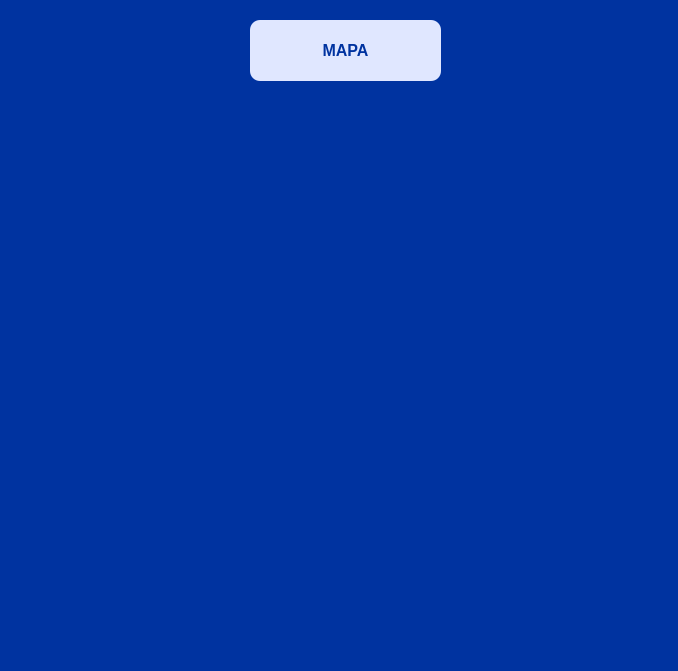
Before: the Qt Designer form code/templates/Frames/cadastrar.ui in ArielAraujo18/ProjetoAcude, drawn with Qt 5.
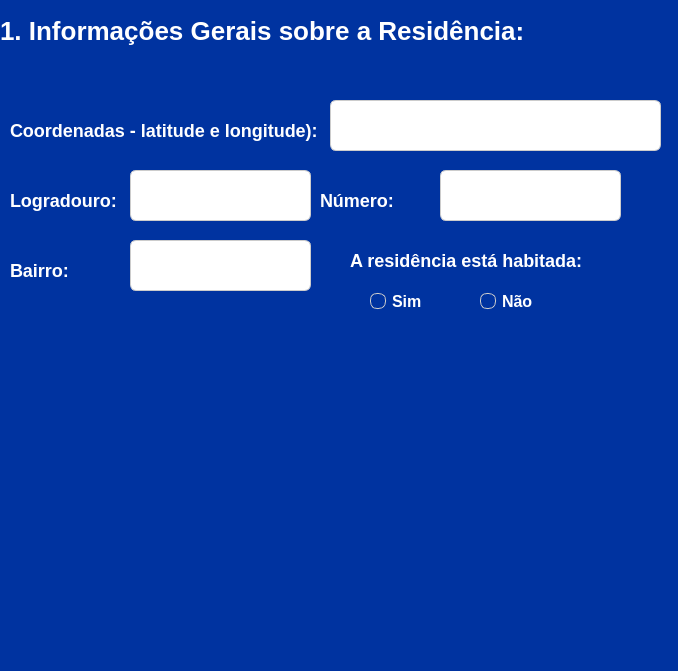
After: the same form once the commit is applied.

Commit message: Elaboração dos protótipos

```diff
--- a/code/templates/Frames/cadastrar.ui
+++ b/code/templates/Frames/cadastrar.ui
@@ -18,36 +18,296 @@
 	background: #0033A0;
 }</string>
   </property>
-  <widget class="QPushButton" name="pushButton_4">
+  <widget class="QLabel" name="label">
    <property name="geometry">
     <rect>
-     <x>250</x>
-     <y>20</y>
-     <width>191</width>
-     <height>61</height>
+     <x>10</x>
+     <y>110</y>
+     <width>311</width>
+     <height>41</height>
     </rect>
    </property>
    <property name="styleSheet">
-    <string notr="true">QPushButton {
-    background-color: #E0E7FF;
-    color: #0033A0;
+    <string notr="true">QLabel {
+    color: #FFFFFF;
+    font-size: 18px;
+    font-weight: 500;
+    background: transparent;
+    qproperty-alignment: 'AlignCenter';
+}
+</string>
+   </property>
+   <property name="text">
+    <string>Coordenadas - latitude e longitude):</string>
+   </property>
+  </widget>
+  <widget class="QLineEdit" name="lineEdit">
+   <property name="geometry">
+    <rect>
+     <x>330</x>
+     <y>100</y>
+     <width>331</width>
+     <height>51</height>
+    </rect>
+   </property>
+   <property name="styleSheet">
+    <string notr="true">QLineEdit {
+    background-color: #FFFFFF;  
+    color: #1E1E1E;             
     font-size: 16px;
-    font-weight: 600;
-    font-family: &quot;Segoe UI&quot;, Tahoma, Geneva, Verdana, sans-serif;
-    padding: 10px 22px;
-    border: none;
-    border-radius: 10px;
-    box-shadow: 2px 2px 6px rgba(0, 0, 0, 0.3);
+    padding: 6px 10px;
+    border: 1px solid #CCCCCC;
+    border-radius: 6px;
 }
-QPushButton:hover {
-    background-color: #C7D2FE;
+</string>
+   </property>
+  </widget>
+  <widget class="QLabel" name="label_8">
+   <property name="geometry">
+    <rect>
+     <x>0</x>
+     <y>10</y>
+     <width>681</width>
+     <height>41</height>
+    </rect>
+   </property>
+   <property name="styleSheet">
+    <string notr="true">QLabel {
+    color: #FFFFFF;
+    font-size: 26px;
+    font-weight: 500;
+    background: transparent;
+    qproperty-alignment: 'AlignCenter';
 }
-QPushButton:pressed {
-    background-color: #A5B4FC;
-}</string>
+</string>
    </property>
    <property name="text">
-    <string>MAPA</string>
+    <string>1. Informações Gerais sobre a Residência:</string>
+   </property>
+  </widget>
+  <widget class="QLabel" name="label_2">
+   <property name="geometry">
+    <rect>
+     <x>10</x>
+     <y>180</y>
+     <width>121</width>
+     <height>41</height>
+    </rect>
+   </property>
+   <property name="styleSheet">
+    <string notr="true">QLabel {
+    color: #FFFFFF;
+    font-size: 18px;
+    font-weight: 500;
+    background: transparent;
+    qproperty-alignment: 'AlignCenter';
+}
+</string>
+   </property>
+   <property name="text">
+    <string>Logradouro:</string>
+   </property>
+  </widget>
+  <widget class="QLineEdit" name="lineEdit_2">
+   <property name="geometry">
+    <rect>
+     <x>130</x>
+     <y>170</y>
+     <width>181</width>
+     <height>51</height>
+    </rect>
+   </property>
+   <property name="styleSheet">
+    <string notr="true">QLineEdit {
+    background-color: #FFFFFF;  
+    color: #1E1E1E;             
+    font-size: 16px;
+    padding: 6px 10px;
+    border: 1px solid #CCCCCC;
+    border-radius: 6px;
+}
+</string>
+   </property>
+  </widget>
+  <widget class="QLineEdit" name="lineEdit_3">
+   <property name="geometry">
+    <rect>
+     <x>440</x>
+     <y>170</y>
+     <width>181</width>
+     <height>51</height>
+    </rect>
+   </property>
+   <property name="styleSheet">
+    <string notr="true">QLineEdit {
+    background-color: #FFFFFF;  
+    color: #1E1E1E;             
+    font-size: 16px;
+    padding: 6px 10px;
+    border: 1px solid #CCCCCC;
+    border-radius: 6px;
+}
+</string>
+   </property>
+  </widget>
+  <widget class="QLabel" name="label_3">
+   <property name="geometry">
+    <rect>
+     <x>320</x>
+     <y>180</y>
+     <width>121</width>
+     <height>41</height>
+    </rect>
+   </property>
+   <property name="styleSheet">
+    <string notr="true">QLabel {
+    color: #FFFFFF;
+    font-size: 18px;
+    font-weight: 500;
+    background: transparent;
+    qproperty-alignment: 'AlignCenter';
+}
+</string>
+   </property>
+   <property name="text">
+    <string>Número:</string>
+   </property>
+  </widget>
+  <widget class="QLineEdit" name="lineEdit_4">
+   <property name="geometry">
+    <rect>
+     <x>130</x>
+     <y>240</y>
+     <width>181</width>
+     <height>51</height>
+    </rect>
+   </property>
+   <property name="styleSheet">
+    <string notr="true">QLineEdit {
+    background-color: #FFFFFF;  
+    color: #1E1E1E;             
+    font-size: 16px;
+    padding: 6px 10px;
+    border: 1px solid #CCCCCC;
+    border-radius: 6px;
+}
+</string>
+   </property>
+  </widget>
+  <widget class="QLabel" name="label_4">
+   <property name="geometry">
+    <rect>
+     <x>10</x>
+     <y>250</y>
+     <width>121</width>
+     <height>41</height>
+    </rect>
+   </property>
+   <property name="styleSheet">
+    <string notr="true">QLabel {
+    color: #FFFFFF;
+    font-size: 18px;
+    font-weight: 500;
+    background: transparent;
+    qproperty-alignment: 'AlignCenter';
+}
+</string>
+   </property>
+   <property name="text">
+    <string>Bairro:</string>
+   </property>
+  </widget>
+  <widget class="QRadioButton" name="radioButton">
+   <property name="geometry">
+    <rect>
+     <x>370</x>
+     <y>290</y>
+     <width>91</width>
+     <height>23</height>
+    </rect>
+   </property>
+   <property name="styleSheet">
+    <string notr="true">QRadioButton {
+    color: #FFFFFF;
+    font-size: 16px;
+    font-weight: 500;
+    spacing: 6px;
+}
+
+QRadioButton::indicator {
+    width: 14px;
+    height: 14px;
+    border-radius: 7px;
+    border: 1px solid #CCCCCC;
+    background-color: transparent;
+}
+
+QRadioButton::indicator:checked {
+    background-color: #3B82F6;  /* Azul moderno e suave */
+    border: 1px solid #3B82F6;
+}
+</string>
+   </property>
+   <property name="text">
+    <string>Sim</string>
+   </property>
+  </widget>
+  <widget class="QLabel" name="label_5">
+   <property name="geometry">
+    <rect>
+     <x>350</x>
+     <y>240</y>
+     <width>241</width>
+     <height>41</height>
+    </rect>
+   </property>
+   <property name="styleSheet">
+    <string notr="true">QLabel {
+    color: #FFFFFF;
+    font-size: 18px;
+    font-weight: 500;
+    background: transparent;
+    qproperty-alignment: 'AlignCenter';
+}
+</string>
+   </property>
+   <property name="text">
+    <string>A residência está habitada:</string>
+   </property>
+  </widget>
+  <widget class="QRadioButton" name="radioButton_2">
+   <property name="geometry">
+    <rect>
+     <x>480</x>
+     <y>290</y>
+     <width>91</width>
+     <height>23</height>
+    </rect>
+   </property>
+   <property name="styleSheet">
+    <string notr="true">QRadioButton {
+    color: #FFFFFF;
+    font-size: 16px;
+    font-weight: 500;
+    spacing: 6px;
+}
+
+QRadioButton::indicator {
+    width: 14px;
+    height: 14px;
+    border-radius: 7px;
+    border: 1px solid #CCCCCC;
+    background-color: transparent;
+}
+
+QRadioButton::indicator:checked {
+    background-color: #3B82F6;  /* Azul moderno e suave */
+    border: 1px solid #3B82F6;
+}
+</string>
+   </property>
+   <property name="text">
+    <string>Não</string>
    </property>
   </widget>
  </widget>
```
Left out of the diff: 4 changed lines with no effect on the pictures.
